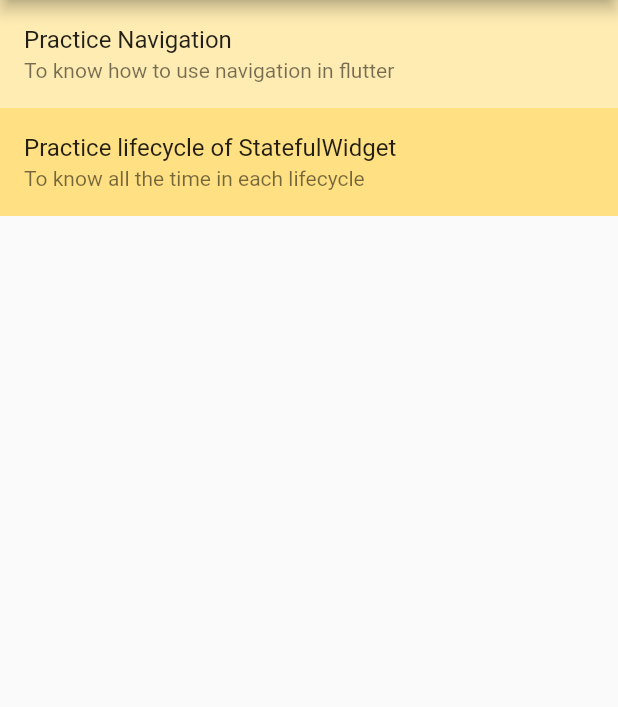
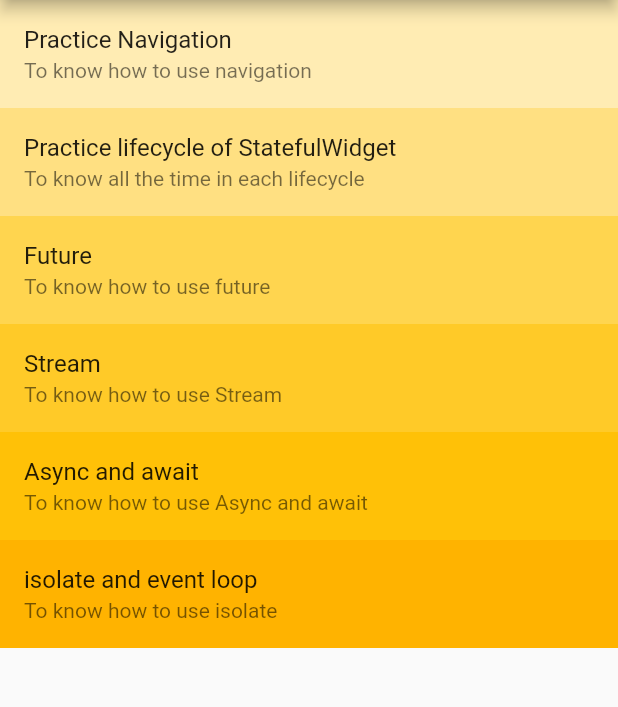
Before and after one commit to remagart/my_flutter_sample, a Flutter app: the screen it shows after launch, on a phone screen of 412 x 824 dp, the part 84-791 px from its top. Run offline on Flutter 3.47's test engine with Material 2 defaults, Android fonts, the phone set to English and light mode, and no system bars; our stand-ins replace fluttertoast; missing offline and left inert: dart:ffi.

Commit message:
建立頁面

```diff
--- a/lib/main.dart
+++ b/lib/main.dart
@@ -1,6 +1,10 @@
 import 'dart:developer';
 
 import 'package:flutter/material.dart';
+import 'package:my_flutter_sample/screen/003_Future/index.dart';
+import 'package:my_flutter_sample/screen/004_Stream/index.dart';
+import 'package:my_flutter_sample/screen/005_Async_await/index.dart';
+import 'package:my_flutter_sample/screen/006_isolate_event_loop/index.dart';
 import './screen/page1.dart';
 import './screen/page2.dart';
 import './screen/page3.dart';
@@ -43,11 +47,14 @@ class MyApp extends StatelessWidget {
         '/page3': (context) => page3(),
         '/page4': (context) => const page4(),
         '/welcomepage': (context) => welcomepage(),
-        '/homepage': (context) => const homepage(),
-        '/practice_navigation_index': (context) =>
-            const practice_navigation_index(),
+        '/homepage': (context) => homepage(),
+        '/practice_navigation_index': (context) => practice_navigation_index(),
         '/lifecycle_index': (context) => lifecycle_index(),
         '/lifecycle_page2': (context) => lifecycle_page2(),
+        '/futureIndex': ((context) => futureIndex()),
+        '/streamIndex': (context) => streamIndex(),
+        '/asyncawaitIndex': (context) => asyncawaitIndex(),
+        '/isolateIndex': (context) => isolateIndex()
       },
       onGenerateRoute: (RouteSettings settings) {
         switch (settings.name) {
--- a/lib/screen/homepage.dart
+++ b/lib/screen/homepage.dart
@@ -1,25 +1,61 @@
+import 'dart:ffi';
+
 import 'package:flutter/material.dart';
+import 'package:my_flutter_sample/screen/003_Future/index.dart';
+import 'package:my_flutter_sample/screen/004_Stream/index.dart';
+import 'package:my_flutter_sample/screen/005_Async_await/index.dart';
+import 'package:my_flutter_sample/screen/006_isolate_event_loop/index.dart';
+import 'package:my_flutter_sample/screen/lifecycle/lifecycle_index.dart';
+import 'package:my_flutter_sample/screen/practice_navigation/practice_navigation_index.dart';
 
 class homepage extends StatelessWidget {
-  const homepage({Key? key}) : super(key: key);
+  homepage({Key? key}) : super(key: key);
+
+  List<String> titleList = [
+    "Practice Navigation",
+    "Practice lifecycle of StatefulWidget",
+    "inherit??",
+    "Future",
+    "Stream",
+    "Async and await",
+    "isolate and event loop",
+  ];
+
+  static get title => null;
+
+  static get subTitle => null;
+
+  ListTile renderRow(context, title, subtitle, Widget navPage) {
+    return ListTile(
+        title: Text(title),
+        subtitle: Text(subtitle),
+        onTap: () {
+          // Navigator.pushNamed(context, navPage);
+          Navigator.push(
+              context, MaterialPageRoute(builder: (context) => navPage));
+
+          // Navigator.push(
+          //     context,
+          //     MaterialPageRoute(
+          //         builder: (context) => futureIndex(barName: title)));
+        });
+  }
 
   @override
   Widget build(BuildContext context) {
     List<Widget> list = <Widget>[
-      ListTile(
-        title: const Text("Practice Navigation"),
-        subtitle: const Text("To know how to use navigation in flutter"),
-        onTap: () {
-          Navigator.pushNamed(context, "/practice_navigation_index");
-        },
-      ),
-      ListTile(
-        title: const Text("Practice lifecycle of StatefulWidget"),
-        subtitle: const Text("To know all the time in each lifecycle"),
-        onTap: () {
-          Navigator.pushNamed(context, "/lifecycle_index");
-        },
-      )
+      renderRow(context, titleList[0], "To know how to use navigation",
+          practice_navigation_index(barName: titleList[0])),
+      renderRow(context, titleList[1], "To know all the time in each lifecycle",
+          lifecycle_index(barName: titleList[1])),
+      renderRow(context, titleList[3], "To know how to use future",
+          futureIndex(barName: titleList[3])),
+      renderRow(context, titleList[4], "To know how to use Stream",
+          streamIndex(barName: titleList[4])),
+      renderRow(context, titleList[5], "To know how to use Async and await",
+          asyncawaitIndex(barName: titleList[5])),
+      renderRow(context, titleList[6], "To know how to use isolate",
+          isolateIndex(barName: titleList[6])),
     ];
 
     return Scaffold(
--- a/lib/screen/lifecycle/lifecycle_index.dart
+++ b/lib/screen/lifecycle/lifecycle_index.dart
@@ -4,7 +4,8 @@ import 'package:flutter/material.dart';
 import 'package:fluttertoast/fluttertoast.dart';
 
 class lifecycle_index extends StatefulWidget {
-  lifecycle_index({Key? key}) : super(key: key);
+  String barName = "";
+  lifecycle_index({Key? key, this.barName = "Practice"}) : super(key: key);
 
   @override
   State<lifecycle_index> createState() {
--- a/lib/screen/practice_navigation/practice_navigation_index.dart
+++ b/lib/screen/practice_navigation/practice_navigation_index.dart
@@ -1,7 +1,9 @@
 import 'package:flutter/material.dart';
 
 class practice_navigation_index extends StatelessWidget {
-  const practice_navigation_index({Key? key}) : super(key: key);
+  String barName = "";
+  practice_navigation_index({Key? key, this.barName = "Practice"})
+      : super(key: key);
 
   @override
   Widget build(BuildContext context) {
```
Also changed, not shown: lib/screen/003_Future/index.dart (added, +16 -0 lines), lib/screen/004_Stream/index.dart (added, +16 -0 lines), lib/screen/005_Async_await/index.dart (added, +16 -0 lines), lib/screen/006_isolate_event_loop/index.dart (added, +16 -0 lines).
